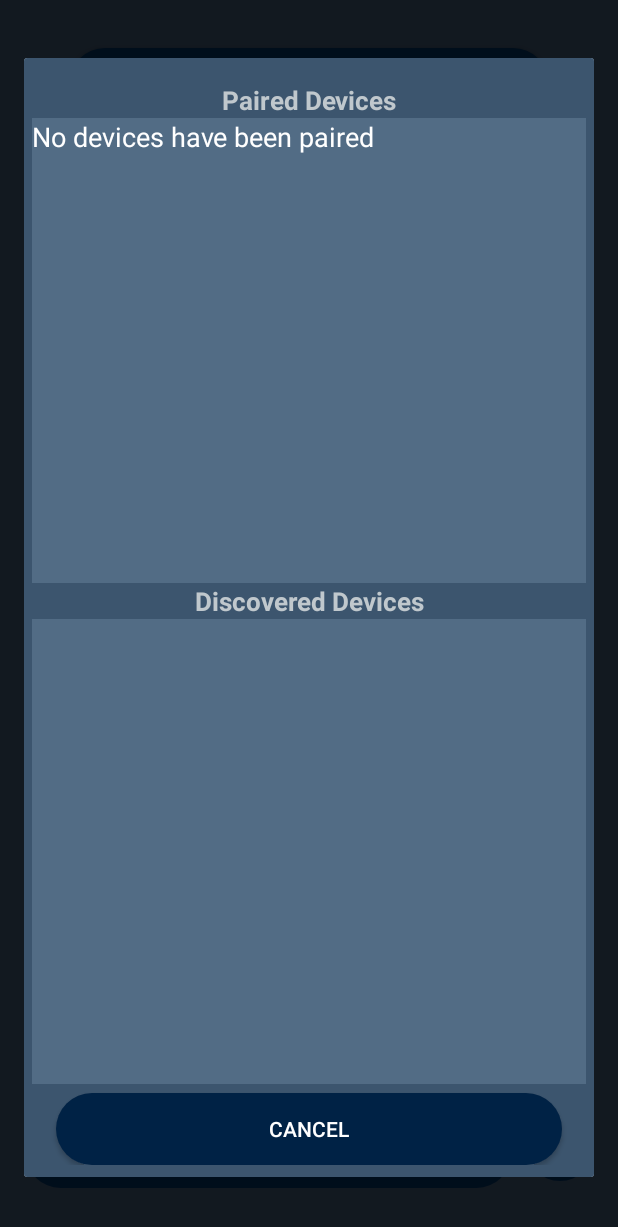
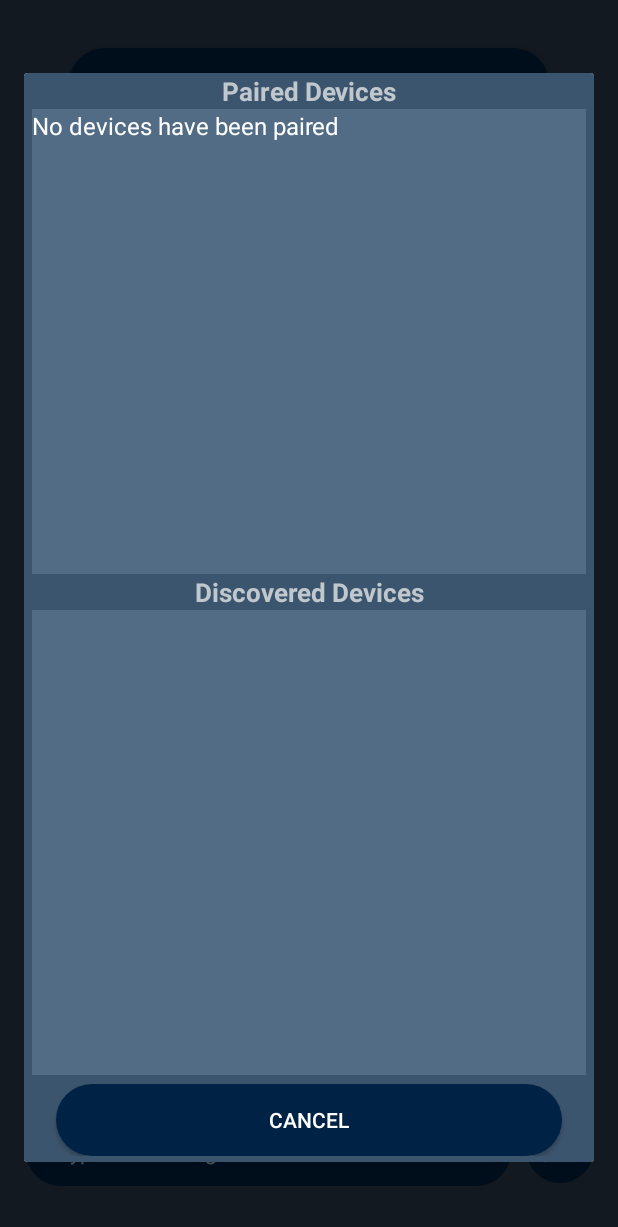
Before and after one commit to jvarghe4/BlueChat, an Android app: the screen it shows after launch (MainActivity), after a tap on "CONNECT", on a phone screen of 412 x 824 dp. Shown: the top 1227 px of the screen. Run offline under Robolectric (Android 15) with nearby library versions, the light colour scheme and no system bars; 1 statement that could not run was skipped.

Commit message:
Made minor changes in the layout and positing.

```diff
--- a/app/src/main/res/drawable/backgorund_connecting_button.xml
+++ b/app/src/main/res/drawable/backgorund_connecting_button.xml
@@ -2,7 +2,7 @@
 <shape xmlns:android="http://schemas.android.com/apk/res/android"
 
     android:shape="rectangle">
-    <solid android:color="#89929A"/>
+    <solid android:color="#83919E"/>
     <corners android:bottomLeftRadius="32dp"
         android:bottomRightRadius="32dp"
         android:topRightRadius="32dp"
--- a/app/src/main/res/layout/activity_main.xml
+++ b/app/src/main/res/layout/activity_main.xml
@@ -77,7 +77,7 @@
             android:id="@+id/btn_send"
             android:layout_width="wrap_content"
             android:layout_height="wrap_content"
-            android:layout_marginTop="7dp"
+            android:layout_marginTop="9dp"
             android:layout_marginEnd="16dp"
             android:padding="4dp"
             android:layout_marginBottom="16dp"
--- a/app/src/main/res/layout/layout_bluetooth.xml
+++ b/app/src/main/res/layout/layout_bluetooth.xml
@@ -2,14 +2,14 @@
 <RelativeLayout xmlns:android="http://schemas.android.com/apk/res/android"
     xmlns:tools="http://schemas.android.com/tools"
     android:layout_width="wrap_content"
-    android:layout_height="wrap_content"
+    android:layout_height="match_parent"
     android:background="@drawable/background_bluetooth_layout">
 
     <LinearLayout
         android:layout_width="match_parent"
         android:layout_height="wrap_content"
-        android:paddingTop="16dp"
-        android:paddingBottom="8dp"
+        android:paddingTop="0dp"
+        android:paddingBottom="4dp"
         android:paddingLeft="5dp"
         android:paddingRight="5dp"
         android:orientation="vertical">
--- a/app/src/main/res/layout/text_color_white_common.xml
+++ b/app/src/main/res/layout/text_color_white_common.xml
@@ -4,7 +4,7 @@
     android:id="@+id/chatContentText"
     android:layout_width="match_parent"
     android:textColor="@color/white"
-    android:textSize="18sp"
+    android:textSize="16sp"
     android:layout_height="match_parent">
 
 </TextView>
```
